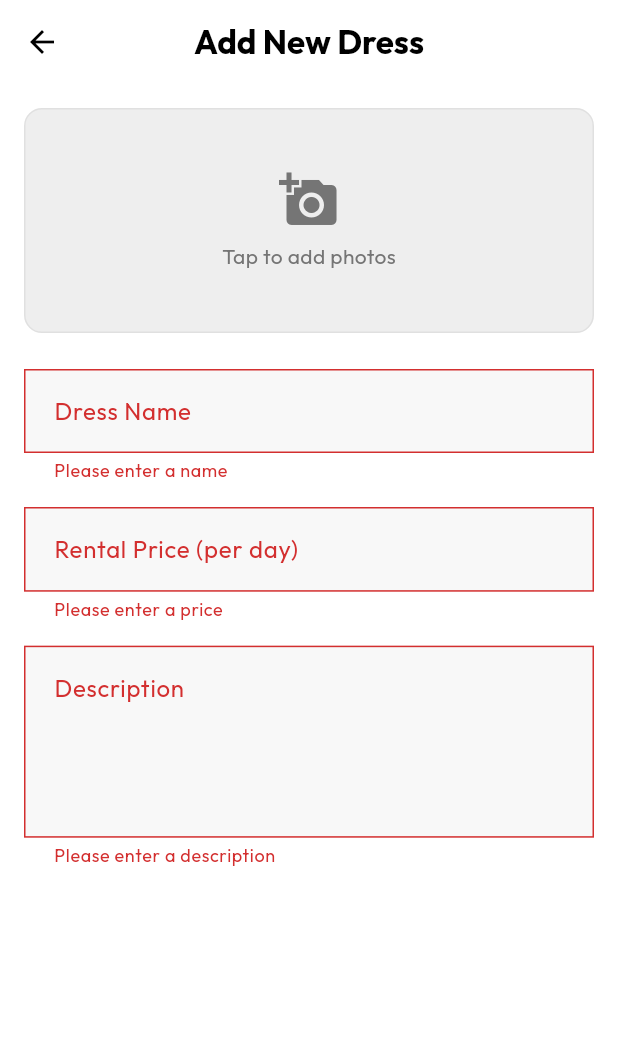
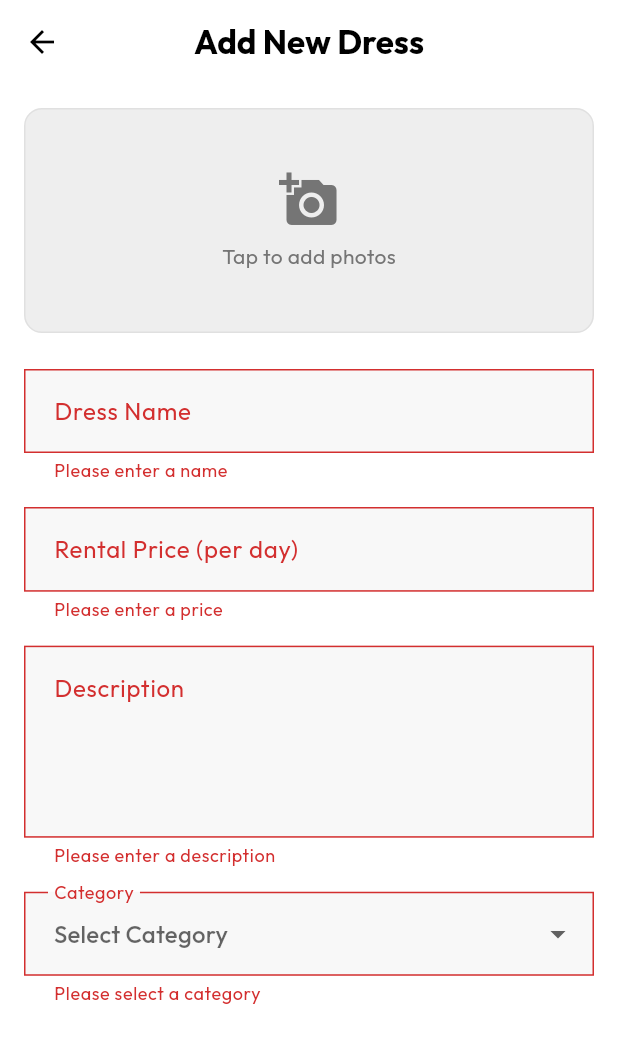
Before and after one commit to gita608/dress_rental_app, a Flutter app: the AddItemScreen screen opened by its route, after a tap on "Save", on a phone screen of 412 x 824 dp. Shown: the top 1043 px of the screen. Run offline on Flutter 3.47's test engine with Material 3 defaults, Android fonts, the phone set to English and light mode, and no system bars; our stand-ins replace google_fonts, shared_preferences; accounts and stored records are empty.

Commit message:
feat: introduce category management with a dedicated screen and integrate category selection into dress items.

```diff
--- a/lib/core/models/models.dart
+++ b/lib/core/models/models.dart
@@ -1,6 +1,34 @@
 enum BookingStatus { pending, ready, active, completed }
 enum DressStatus { available, cleaning, repair, rented }
 enum ViewMode { list, grid }
+
+class Category {
+  final String id;
+  final String title;
+  final String description;
+
+  Category({
+    required this.id,
+    required this.title,
+    required this.description,
+  });
+
+  Map<String, dynamic> toMap() {
+    return {
+      'id': id,
+      'title': title,
+      'description': description,
+    };
+  }
+
+  factory Category.fromMap(Map<String, dynamic> map) {
+    return Category(
+      id: map['id'],
+      title: map['title'],
+      description: map['description'],
+    );
+  }
+}
 
 class Dress {
   final String id;
@@ -8,6 +36,7 @@ class Dress {
   final double price;
   final String description;
   final List<String> sizes;
+  final String? categoryId;
   DressStatus status;
 
   Dress({
@@ -16,6 +45,7 @@ class Dress {
     required this.price,
     required this.description,
     required this.sizes,
+    this.categoryId,
     this.status = DressStatus.available,
   });
 
@@ -26,6 +56,7 @@ class Dress {
       'price': price,
       'description': description,
       'sizes': sizes,
+      'categoryId': categoryId,
       'status': status.name,
     };
   }
@@ -37,6 +68,7 @@ class Dress {
       price: map['price'],
       description: map['description'],
       sizes: List<String>.from(map['sizes']),
+      categoryId: map['categoryId'],
       status: DressStatus.values.byName(map['status']),
     );
   }
--- a/lib/core/providers/app_provider.dart
+++ b/lib/core/providers/app_provider.dart
@@ -6,14 +6,16 @@ import '../models/models.dart';
 class AppProvider with ChangeNotifier {
   static const String _dressesKey = 'dresses';
   static const String _bookingsKey = 'bookings';
+  static const String _categoriesKey = 'categories';
 
   static const String _themeModeKey = 'themeMode';
   static const String _viewModeKey = 'viewMode';
 
   final List<Dress> _dresses = [];
   final List<Booking> _bookings = [];
+  final List<Category> _categories = [];
   ThemeMode _themeMode = ThemeMode.system;
-  ViewMode? _viewModeVal; // Use nullable for internal state safety during transition
+  ViewMode? _viewModeVal;
 
   AppProvider() {
     _loadData();
@@ -21,6 +23,7 @@ class AppProvider with ChangeNotifier {
 
   List<Dress> get dresses => _dresses;
   List<Booking> get bookings => _bookings;
+  List<Category> get categories => _categories;
   ThemeMode get themeMode => _themeMode;
   ViewMode get viewMode => _viewModeVal ?? ViewMode.list;
 
@@ -33,7 +36,6 @@ class AppProvider with ChangeNotifier {
       _dresses.clear();
       _dresses.addAll(decoded.map((m) => Dress.fromMap(m)).toList());
     } else {
-      // Default sample data if nothing is saved
       _dresses.addAll([
         Dress(
           id: '1',
@@ -57,6 +59,19 @@ class AppProvider with ChangeNotifier {
       final List<dynamic> decoded = jsonDecode(bookingsJson);
       _bookings.clear();
       _bookings.addAll(decoded.map((m) => Booking.fromMap(m)).toList());
+    }
+
+    final categoriesJson = prefs.getString(_categoriesKey);
+    if (categoriesJson != null) {
+      final List<dynamic> decoded = jsonDecode(categoriesJson);
+      _categories.clear();
+      _categories.addAll(decoded.map((m) => Category.fromMap(m)).toList());
+    } else {
+      _categories.addAll([
+        Category(id: '1', title: 'Wedding', description: 'Bridal and bridesmaid dresses'),
+        Category(id: '2', title: 'Party', description: 'Cocktail and evening wear'),
+        Category(id: '3', title: 'Formal', description: 'Gowns for gala and formal events'),
+      ]);
     }
 
     final themeModeIndex = prefs.getInt(_themeModeKey);
@@ -90,6 +105,7 @@ class AppProvider with ChangeNotifier {
     final prefs = await SharedPreferences.getInstance();
     await prefs.setString(_dressesKey, jsonEncode(_dresses.map((d) => d.toMap()).toList()));
     await prefs.setString(_bookingsKey, jsonEncode(_bookings.map((b) => b.toMap()).toList()));
+    await prefs.setString(_categoriesKey, jsonEncode(_categories.map((c) => c.toMap()).toList()));
   }
 
   void addDress(Dress dress) {
@@ -137,4 +153,26 @@ class AppProvider with ChangeNotifier {
       notifyListeners();
     }
   }
+
+  // Category Methods
+  void addCategory(Category category) {
+    _categories.add(category);
+    _saveData();
+    notifyListeners();
+  }
+
+  void updateCategory(Category category) {
+    final index = _categories.indexWhere((c) => c.id == category.id);
+    if (index != -1) {
+      _categories[index] = category;
+      _saveData();
+      notifyListeners();
+    }
+  }
+
+  void deleteCategory(String id) {
+    _categories.removeWhere((c) => c.id == id);
+    _saveData();
+    notifyListeners();
+  }
 }
--- a/lib/core/routing/app_routes.dart
+++ b/lib/core/routing/app_routes.dart
@@ -5,4 +5,5 @@ class AppRoutes {
   static const String itemDetails = '/item-details';
   static const String measurementForm = '/measurement-form';
   static const String profileSettings = '/profile-settings';
+  static const String categoryManagement = '/category-management';
 }
--- a/lib/features/inventory/presentation/add_item_screen.dart
+++ b/lib/features/inventory/presentation/add_item_screen.dart
@@ -18,6 +18,7 @@ class _AddItemScreenState extends State<AddItemScreen> {
   late TextEditingController _priceController;
   late TextEditingController _descriptionController;
   Dress? _existingDress;
+  String? _selectedCategoryId;
 
   @override
   void initState() {
@@ -28,6 +29,7 @@ class _AddItemScreenState extends State<AddItemScreen> {
       _nameController = TextEditingController(text: _existingDress!.name);
       _priceController = TextEditingController(text: _existingDress!.price.toString());
       _descriptionController = TextEditingController(text: _existingDress!.description);
+      _selectedCategoryId = _existingDress!.categoryId;
     } else {
       _nameController = TextEditingController();
       _priceController = TextEditingController();
@@ -46,6 +48,7 @@ class _AddItemScreenState extends State<AddItemScreen> {
           price: double.parse(_priceController.text),
           description: _descriptionController.text,
           sizes: _existingDress!.sizes,
+          categoryId: _selectedCategoryId,
           status: _existingDress!.status,
         );
         provider.updateDress(updatedDress);
@@ -56,6 +59,7 @@ class _AddItemScreenState extends State<AddItemScreen> {
           price: double.parse(_priceController.text),
           description: _descriptionController.text,
           sizes: ['S', 'M', 'L'], // Default for now
+          categoryId: _selectedCategoryId,
         );
         provider.addDress(newDress);
       }
@@ -143,6 +147,32 @@ class _AddItemScreenState extends State<AddItemScreen> {
                   return null;
                 },
               ),
+              const SizedBox(height: 16),
+              Consumer<AppProvider>(
+                builder: (context, provider, child) {
+                  final categories = provider.categories;
+                  return DropdownButtonFormField<String>(
+                    decoration: const InputDecoration(labelText: 'Category'),
+                    value: _selectedCategoryId,
+                    hint: const Text('Select Category'),
+                    items: categories.map((cat) {
+                      return DropdownMenuItem(
+                        value: cat.id,
+                        child: Text(cat.title),
+                      );
+                    }).toList(),
+                    onChanged: (value) {
+                      setState(() {
+                        _selectedCategoryId = value;
+                      });
+                    },
+                    validator: (value) {
+                      if (value == null || value.isEmpty) return 'Please select a category';
+                      return null;
+                    },
+                  );
+                },
+              ),
             ],
           ),
         ),
--- a/lib/features/settings/presentation/settings_screen.dart
+++ b/lib/features/settings/presentation/settings_screen.dart
@@ -23,7 +23,9 @@ class SettingsScreen extends StatelessWidget {
           _buildSettingsTile(Icons.grid_view_outlined, 'Default Catalog View', () {
             _showViewModeModal(context);
           }),
-          _buildSettingsTile(Icons.category_outlined, 'Category Management', () {}),
+          _buildSettingsTile(Icons.category_outlined, 'Category Management', () {
+            Navigator.pushNamed(context, AppRoutes.categoryManagement);
+          }),
           _buildSectionHeader('System'),
           _buildSettingsTile(Icons.color_lens_outlined, 'Appearance', () {
             _showAppearanceModal(context);
--- a/lib/main.dart
+++ b/lib/main.dart
@@ -10,6 +10,7 @@ import 'features/inventory/presentation/add_item_screen.dart';
 import 'features/booking/presentation/item_details_screen.dart';
 import 'features/booking/presentation/measurement_form.dart';
 import 'features/settings/presentation/profile_settings_screen.dart';
+import 'features/inventory/presentation/category_management_screen.dart';
 
 import 'package:provider/provider.dart';
 import 'core/providers/app_provider.dart';
@@ -57,6 +58,8 @@ class DressRentalApp extends StatelessWidget {
             return MaterialPageRoute(builder: (_) => const MeasurementFormScreen());
           case AppRoutes.profileSettings:
             return MaterialPageRoute(builder: (_) => const ProfileSettingsScreen());
+          case AppRoutes.categoryManagement:
+            return MaterialPageRoute(builder: (_) => const CategoryManagementScreen());
           default:
             return MaterialPageRoute(builder: (_) => const LoginScreen());
         }
```
Also changed, not shown: lib/features/inventory/presentation/category_management_screen.dart (added, +127 -0 lines).
